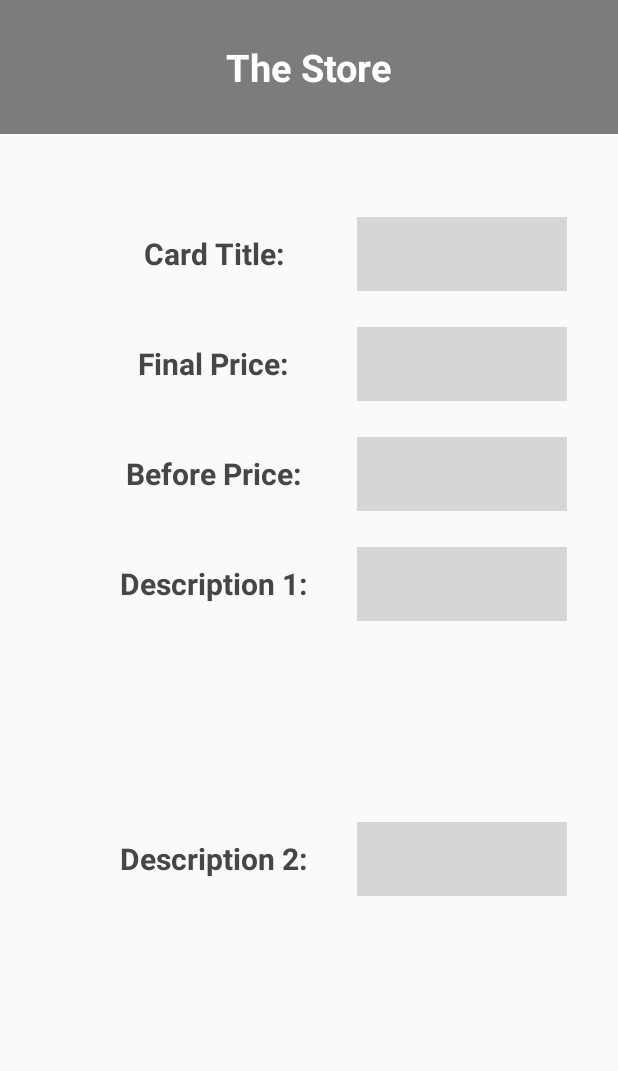
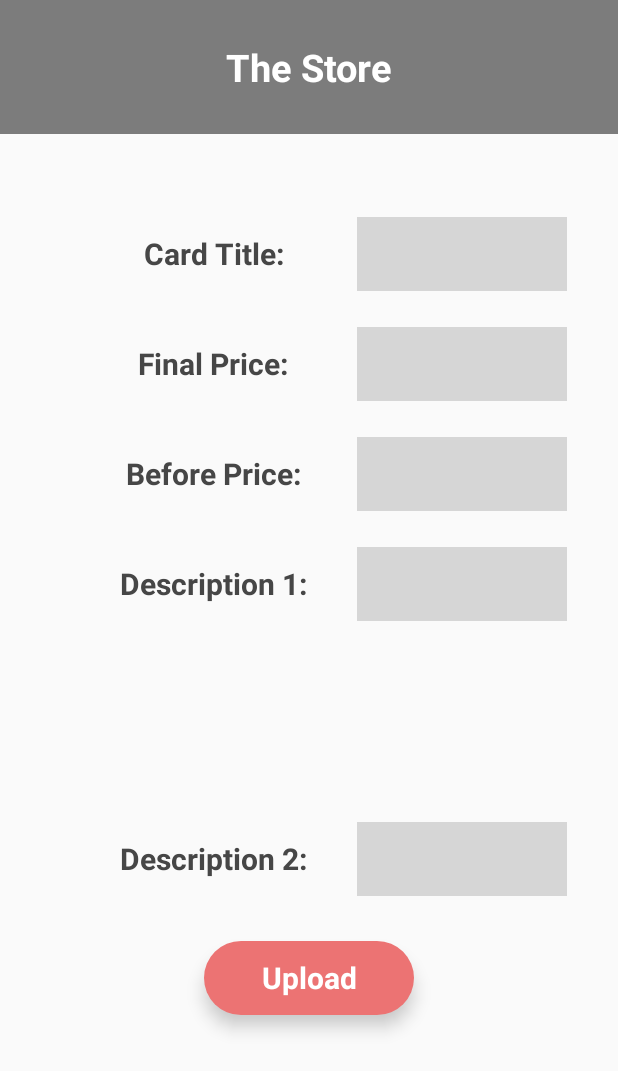
Before and after one commit to aniketrawat97/NearbyApp, an Android app: the StoreDetailsActivity screen opened directly, with no data from a screen before it, on a phone screen of 412 x 824 dp. Shown: the top 1071 px of the screen. Run offline under Robolectric (Android 15) with nearby library versions, the phone set to English and light mode, and no system bars.

Commit message:
Modified java files with variables

```diff
--- a/NearbyApp/app/src/main/java/com/aniket/nearbyapp/activity/StoreDetailsActivity.java
+++ b/NearbyApp/app/src/main/java/com/aniket/nearbyapp/activity/StoreDetailsActivity.java
@@ -3,14 +3,36 @@ package com.aniket.nearbyapp.activity;
 import androidx.appcompat.app.AppCompatActivity;
 
 import android.os.Bundle;
+import android.view.View;
+import android.widget.EditText;
+import android.widget.TextView;
 
 import com.aniket.nearbyapp.R;
+import com.aniket.nearbyapp.models.Store;
 
 public class StoreDetailsActivity extends AppCompatActivity {
-
+    EditText cardTitle,finalPrice,beforePrice,description1,description2;
+    TextView Upload;
+    String cardTitle_TC,finalPrice_TC,beforePrice_TC,description1_TC,description2_TC;
     @Override
     protected void onCreate(Bundle savedInstanceState) {
         super.onCreate(savedInstanceState);
         setContentView(R.layout.activity_store_details);
+        cardTitle=findViewById(R.id.ET_Store_details_card_title);
+        beforePrice=findViewById(R.id.ET_Store_details_Before_price);
+        finalPrice=findViewById(R.id.ET_Store_details_Final_price);
+        description1=findViewById(R.id.ET_Store_details_description1);
+        description2=findViewById(R.id.ET_Store_details_description2);
+        Upload=findViewById(R.id.TV_Store_details_upload);
+        Upload.setOnClickListener(new View.OnClickListener() {
+            @Override
+            public void onClick(View view) {
+                cardTitle_TC=cardTitle.getText().toString();
+                beforePrice_TC=beforePrice.getText().toString();
+                finalPrice_TC=finalPrice.getText().toString();
+                description1_TC=description1.getText().toString();
+                description2_TC=description2.getText().toString();
+            }
+        });
     }
 }
--- a/NearbyApp/app/src/main/res/layout/activity_store_details.xml
+++ b/NearbyApp/app/src/main/res/layout/activity_store_details.xml
@@ -5,103 +5,6 @@
     android:layout_width="match_parent"
     android:layout_height="match_parent"
     tools:context=".activity.StoreDetailsActivity">
-
-    <TextView
-        android:id="@+id/TV_Store_details"
-        android:layout_width="match_parent"
-        android:layout_height="89dp"
-        android:text="The Store"
-        android:textStyle="bold"
-        android:gravity="center"
-        android:textColor="#FFFFFF"
-        android:textSize="25sp"
-        android:background="#7C7C7C"
-        app:layout_constraintTop_toTopOf="parent"
-        tools:layout_editor_absoluteX="167dp" />
-
-    <ImageView
-        android:id="@+id/IV_store_details_logo"
-        android:layout_width="wrap_content"
-        android:layout_height="wrap_content"
-        android:layout_marginEnd="142dp"
-        android:layout_marginStart="140dp"
-        android:layout_marginTop="31dp"
-        app:layout_constraintEnd_toEndOf="parent"
-        app:layout_constraintStart_toStartOf="parent"
-        app:layout_constraintTop_toBottomOf="@+id/TV_Store_details"
-        tools:srcCompat="@tools:sample/avatars" />
-
-    <TextView
-        android:id="@+id/TV_Store_details_card_title"
-        android:layout_width="140dp"
-        android:layout_height="49dp"
-        android:layout_marginStart="72dp"
-        android:layout_marginTop="24dp"
-        android:gravity="center"
-        android:text="Card Title:"
-        android:textStyle="bold"
-        android:textColor="#464646"
-        android:textSize="20sp"
-        app:layout_constraintStart_toStartOf="parent"
-        app:layout_constraintTop_toBottomOf="@+id/IV_store_details_logo" />
-
-    <TextView
-        android:id="@+id/TV_Store_details_final_price"
-        android:layout_width="140dp"
-        android:layout_height="49dp"
-        android:layout_marginStart="72dp"
-        android:layout_marginTop="24dp"
-        android:text="Final Price:"
-        android:gravity="center"
-        android:textSize="20sp"
-        android:textStyle="bold"
-        android:textColor="#464646"
-        app:layout_constraintStart_toStartOf="parent"
-        app:layout_constraintTop_toBottomOf="@+id/TV_Store_details_card_title" />
-
-    <TextView
-        android:id="@+id/TV_Store_details_before_price"
-        android:layout_width="140dp"
-        android:layout_height="49dp"
-        android:layout_marginStart="72dp"
-        android:layout_marginTop="24dp"
-        android:text="Before Price:"
-        android:textStyle="bold"
-        android:textColor="#464646"
-        android:textSize="20sp"
-        android:gravity="center"
-        app:layout_constraintStart_toStartOf="parent"
-        app:layout_constraintTop_toBottomOf="@+id/TV_Store_details_final_price" />
-
-    <TextView
-        android:id="@+id/TV_Store_details_description1"
-        android:layout_width="140dp"
-        android:layout_height="49dp"
-        android:layout_marginStart="72dp"
-        android:layout_marginTop="24dp"
-        android:text="Description 1:"
-        android:textSize="20sp"
-        android:textColor="#464646"
-        android:textStyle="bold"
-        android:gravity="center"
-        app:layout_constraintStart_toStartOf="parent"
-        app:layout_constraintTop_toBottomOf="@+id/TV_Store_details_before_price" />
-
-    <TextView
-        android:id="@+id/TV_Store_details_description2"
-        android:layout_width="140dp"
-        android:layout_height="49dp"
-        android:layout_marginBottom="117dp"
-        android:layout_marginStart="72dp"
-        android:layout_marginTop="24dp"
-        android:gravity="center"
-        android:text="Description 2:"
-        android:textColor="#464646"
-        android:textSize="20sp"
-        android:textStyle="bold"
-        app:layout_constraintBottom_toBottomOf="parent"
-        app:layout_constraintStart_toStartOf="parent"
-        app:layout_constraintTop_toBottomOf="@+id/TV_Store_details_description1" />
 
     <EditText
         android:id="@+id/ET_Store_details_card_title"
@@ -169,7 +72,7 @@
         app:layout_constraintTop_toBottomOf="@+id/ET_Store_details_Before_price" />
 
     <EditText
-        android:id="@+id/ET_Store_details_descrption2"
+        android:id="@+id/ET_Store_details_description2"
         android:layout_width="140dp"
         android:layout_height="49dp"
         android:layout_marginBottom="117dp"
@@ -186,4 +89,119 @@
         app:layout_constraintEnd_toEndOf="parent"
         app:layout_constraintStart_toEndOf="@+id/TV_Store_details_description2"
         app:layout_constraintTop_toBottomOf="@+id/ET_Store_details_description1" />
+
+    <ImageView
+        android:id="@+id/IV_store_details_logo"
+        android:layout_width="wrap_content"
+        android:layout_height="wrap_content"
+        android:layout_marginEnd="142dp"
+        android:layout_marginStart="140dp"
+        android:layout_marginTop="31dp"
+        app:layout_constraintEnd_toEndOf="parent"
+        app:layout_constraintStart_toStartOf="parent"
+        app:layout_constraintTop_toBottomOf="@+id/TV_Store_details"
+        tools:srcCompat="@tools:sample/avatars" />
+
+    <TextView
+        android:id="@+id/TV_Store_details"
+        android:layout_width="match_parent"
+        android:layout_height="89dp"
+        android:background="#7C7C7C"
+        android:gravity="center"
+        android:text="The Store"
+        android:textColor="#FFFFFF"
+        android:textSize="25sp"
+        android:textStyle="bold"
+        app:layout_constraintTop_toTopOf="parent"
+        tools:layout_editor_absoluteX="167dp" />
+
+    <TextView
+        android:id="@+id/TV_Store_details_card_title"
+        android:layout_width="140dp"
+        android:layout_height="49dp"
+        android:layout_marginStart="72dp"
+        android:layout_marginTop="24dp"
+        android:gravity="center"
+        android:text="Card Title:"
+        android:textColor="#464646"
+        android:textSize="20sp"
+        android:textStyle="bold"
+        app:layout_constraintStart_toStartOf="parent"
+        app:layout_constraintTop_toBottomOf="@+id/IV_store_details_logo" />
+
+    <TextView
+        android:id="@+id/TV_Store_details_final_price"
+        android:layout_width="140dp"
+        android:layout_height="49dp"
+        android:layout_marginStart="72dp"
+        android:layout_marginTop="24dp"
+        android:gravity="center"
+        android:text="Final Price:"
+        android:textColor="#464646"
+        android:textSize="20sp"
+        android:textStyle="bold"
+        app:layout_constraintStart_toStartOf="parent"
+        app:layout_constraintTop_toBottomOf="@+id/TV_Store_details_card_title" />
+
+    <TextView
+        android:id="@+id/TV_Store_details_before_price"
+        android:layout_width="140dp"
+        android:layout_height="49dp"
+        android:layout_marginStart="72dp"
+        android:layout_marginTop="24dp"
+        android:gravity="center"
+        android:text="Before Price:"
+        android:textColor="#464646"
+        android:textSize="20sp"
+        android:textStyle="bold"
+        app:layout_constraintStart_toStartOf="parent"
+        app:layout_constraintTop_toBottomOf="@+id/TV_Store_details_final_price" />
+
+    <TextView
+        android:id="@+id/TV_Store_details_description1"
+        android:layout_width="140dp"
+        android:layout_height="49dp"
+        android:layout_marginStart="72dp"
+        android:layout_marginTop="24dp"
+        android:gravity="center"
+        android:text="Description 1:"
+        android:textColor="#464646"
+        android:textSize="20sp"
+        android:textStyle="bold"
+        app:layout_constraintStart_toStartOf="parent"
+        app:layout_constraintTop_toBottomOf="@+id/TV_Store_details_before_price" />
+
+    <TextView
+        android:id="@+id/TV_Store_details_description2"
+        android:layout_width="140dp"
+        android:layout_height="49dp"
+        android:layout_marginBottom="117dp"
+        android:layout_marginStart="72dp"
+        android:layout_marginTop="24dp"
+        android:gravity="center"
+        android:text="Description 2:"
+        android:textColor="#464646"
+        android:textSize="20sp"
+        android:textStyle="bold"
+        app:layout_constraintBottom_toBottomOf="parent"
+        app:layout_constraintStart_toStartOf="parent"
+        app:layout_constraintTop_toBottomOf="@+id/TV_Store_details_description1" />
+
+    <TextView
+        android:id="@+id/TV_Store_details_upload"
+        android:layout_width="140dp"
+        android:layout_height="49dp"
+        android:layout_marginTop="30dp"
+        android:text="Upload"
+        android:textStyle="bold"
+        android:textColor="#FFF"
+        android:textSize="20sp"
+        android:gravity="center"
+        android:elevation="7dp"
+        android:background="@drawable/rectangle_code"
+        android:backgroundTint="#EC7373"
+        app:layout_constraintEnd_toEndOf="parent"
+        app:layout_constraintHorizontal_bias="0.5"
+        app:layout_constraintStart_toStartOf="parent"
+        app:layout_constraintTop_toBottomOf="@+id/TV_Store_details_description2" />
 </androidx.constraintlayout.widget.ConstraintLayout>
```
Also changed, not shown: NearbyApp/app/src/main/java/com/aniket/nearbyapp/activity/ProductDetailsActivity.java (+22 -1 lines), NearbyApp/app/src/main/res/layout/customer_list_item.xml (+9 -6 lines).
